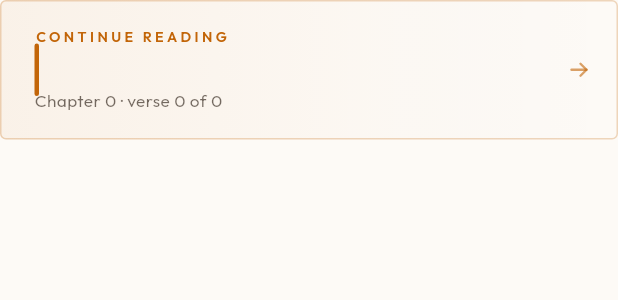
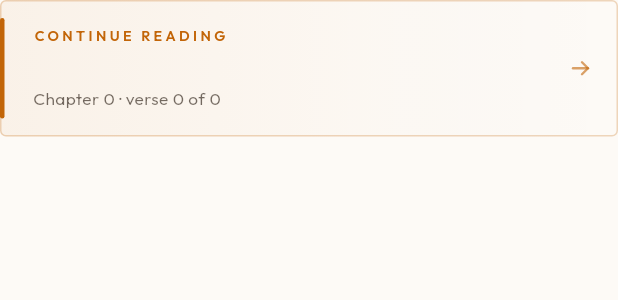
Before and after one commit to Saurabh-7973/sanatan_guide, a Flutter app: the _ResumeRow widget shown alone on an empty page, opened directly with empty values, on a phone screen of 412 x 824 dp. Shown: the top 300 px of the screen. Run offline on Flutter 3.47's test engine with Material 3 defaults, Android fonts, the phone set to English and light mode, and no system bars; our stand-ins replace dio, drift, firebase_analytics, firebase_core, firebase_crashlytics, firebase_remote_config and 17 more; missing offline and left inert: haptic_feedback; accounts and stored records are empty; generated files the repository leaves out were written again; project files that could hold a hidden picture were left out.

Commit message:
fix(chapter-list): leaf-thread bar at card edge, not content edge
The 22 px content padding was on the same Container that owned the
Stack, so the leaf-thread's `Positioned(left: 0)` was landing at the
content's left edge (22 px inside the card) instead of the card's
actual left edge.

Hoisted the Stack above the inner padding. The DecoratedBox now owns
the border + gradient; the Stack fills it, with the leaf-thread
positioned at `left: 0` (card edge) and a separate Padding wrapping
the Row of content.

Co-Authored-By: Claude Opus 4.7 <noreply@anthropic.com>

```diff
--- a/lib/presentation/features/scripture_reader/pages/chapter_list_page.dart
+++ b/lib/presentation/features/scripture_reader/pages/chapter_list_page.dart
@@ -557,8 +557,7 @@ class _ResumeRow extends StatelessWidget {
             bookNum: chapter.bookNum,
           ),
         ),
-        child: Container(
-          padding: const EdgeInsets.fromLTRB(22, 16, 18, 16),
+        child: DecoratedBox(
           decoration: BoxDecoration(
             borderRadius: BorderRadius.circular(4),
             border: Border.all(color: divider, width: 1),
@@ -567,17 +566,20 @@ class _ResumeRow extends StatelessWidget {
               stops: const [0, 0.6, 1],
             ),
           ),
+          // Stack lives OUTSIDE any inner padding so `left: 0` lands at the
+          // card's actual left edge — not 22 px inside it where the content
+          // padding starts.
           child: Stack(
             children: [
-              // Leaf-thread sits at the card's left edge (3 px wide saffron
-              // rule + dark-mode glow), per spec.
               Positioned(
                 left: 0,
                 top: 12,
                 bottom: 12,
                 child: LeafThread(isDark: isDark, pulseOnce: true),
               ),
-              Row(
+              Padding(
+                padding: const EdgeInsets.fromLTRB(22, 16, 18, 16),
+                child: Row(
                   children: [
                     Expanded(
                       child: Column(
@@ -624,6 +626,7 @@ class _ResumeRow extends StatelessWidget {
                       color: saffron.withValues(alpha: 0.6),
                     ),
                   ],
+                ),
               ),
             ],
           ),
```
Lines whose indentation alone changed are shown as unchanged.
